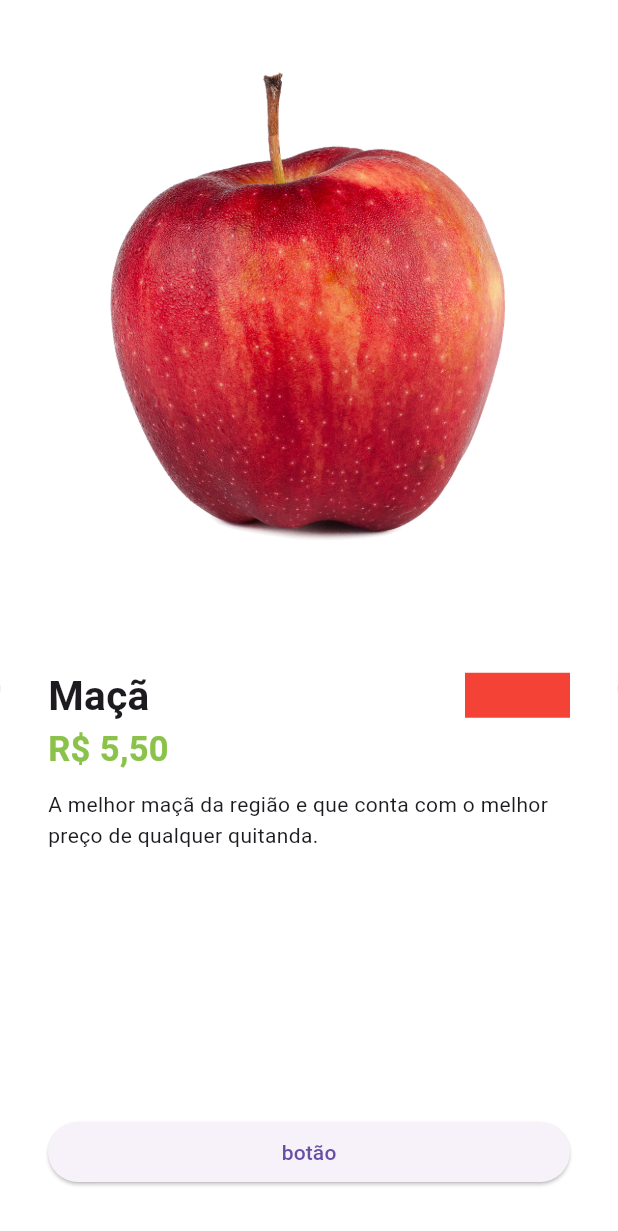
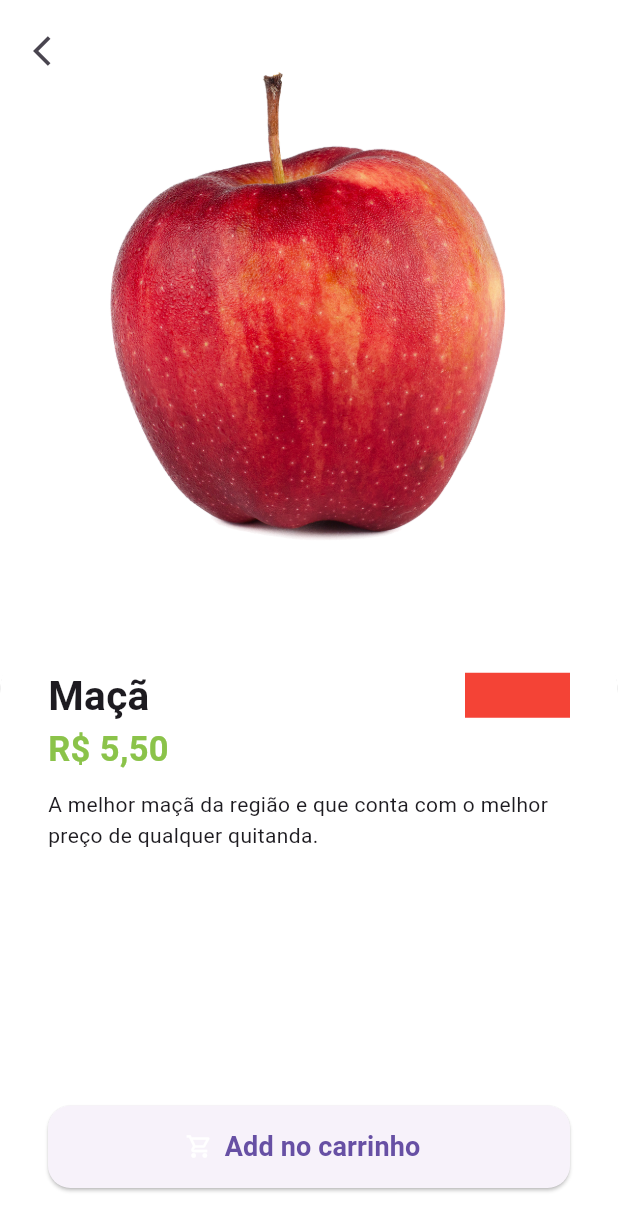
Before and after one commit to LucasConstantino92/kitanda, a Flutter app: the HomeTab screen opened directly, after a tap on "Maçã", on a phone screen of 412 x 824 dp. Shown: the top 1231 px of the screen. Run offline on Flutter 3.47's test engine with Material 3 defaults, Android fonts, the phone set to English and light mode, and no system bars; our stand-ins replace animated_text_kit, mask_text_input_formatter.

Commit message:
Add Cart and Hero

```diff
--- a/lib/src/pages/home/components/item_tile.dart
+++ b/lib/src/pages/home/components/item_tile.dart
@@ -17,9 +17,13 @@ class ItemTile extends StatelessWidget {
       children: [
         GestureDetector(
           onTap: () {
-            Navigator.of(context).push(MaterialPageRoute(builder: (c) {
-              return ProductScreen(item: item,);
-            }),);
+            Navigator.of(context).push(
+              MaterialPageRoute(builder: (c) {
+                return ProductScreen(
+                  item: item,
+                );
+              }),
+            );
           },
           child: Card(
             elevation: 2,
@@ -33,7 +37,10 @@ class ItemTile extends StatelessWidget {
                 crossAxisAlignment: CrossAxisAlignment.stretch,
                 children: [
                   Expanded(
-                    child: Image.asset(item.imgUrl),
+                    child: Hero(
+                      tag: item.imgUrl,
+                      child: Image.asset(item.imgUrl),
+                    ),
                   ),
                   Text(
                     item.itemName,
--- a/lib/src/pages/product/product_screen.dart
+++ b/lib/src/pages/product/product_screen.dart
@@ -13,10 +13,15 @@ class ProductScreen extends StatelessWidget {
   Widget build(BuildContext context) {
     return Scaffold(
       backgroundColor: Colors.white.withAlpha(230),
-      body: Column(
+      body: Stack(
+        children: [
+          Column(
             children: [
               Expanded(
+                child: Hero(
+                  tag: item.imgUrl,
                   child: Image.asset(item.imgUrl),
+                ),
               ),
               Expanded(
                 child: Container(
@@ -72,11 +77,38 @@ class ProductScreen extends StatelessWidget {
                           ),
                         ),
                       ),
-                  ElevatedButton(
+                      SizedBox(
+                        height: 55,
+                        child: ElevatedButton.icon(
+                          style: ElevatedButton.styleFrom(
+                            shape: RoundedRectangleBorder(
+                                borderRadius: BorderRadius.circular(15)),
+                          ),
                           onPressed: () {},
-                    child: Text('botão'),
+                          label: const Text(
+                            'Add no carrinho',
+                            style: TextStyle(
+                                fontSize: 18, fontWeight: FontWeight.bold),
+                          ),
+                          icon: const Icon(
+                            Icons.shopping_cart_outlined,
+                            color: Colors.white,
+                          ),
+                        ),
                       ),
                     ],
+                  ),
+                ),
+              ),
+            ],
+          ),
+          Positioned(
+            left: 10,
+            top: 10,
+            child: SafeArea(
+              child: IconButton(
+                onPressed: () => Navigator.of(context).pop(),
+                icon: const Icon(Icons.arrow_back_ios),
               ),
             ),
           ),
```
Lines whose indentation alone changed are shown as unchanged.
